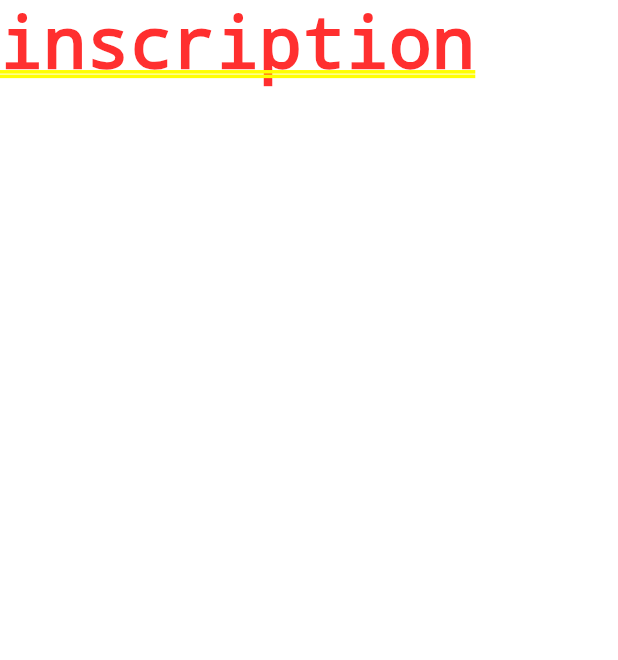
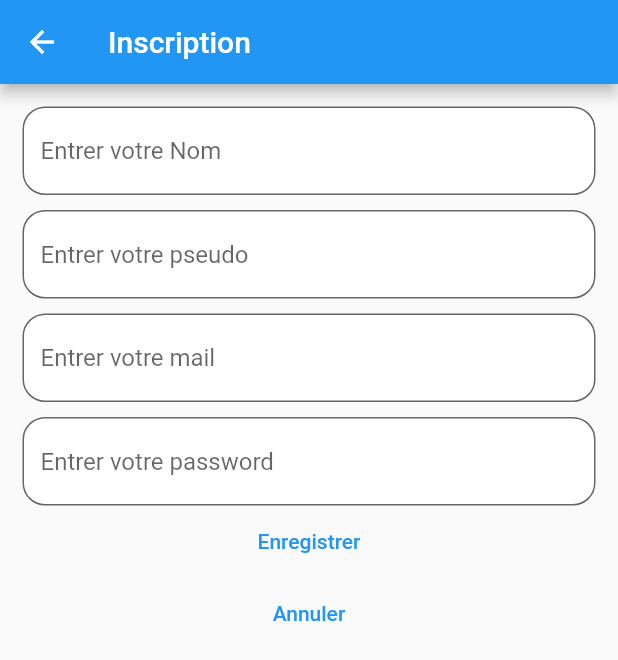
Before and after one commit to laulau-tlj/finalflutterapp, a Flutter app: the screen it shows after launch, after a tap on "Inscription", on a phone screen of 412 x 824 dp. Shown: the top 660 px of the screen. Run offline on Flutter 3.47's test engine with Material 2 defaults, Android fonts, the phone set to English and light mode, and no system bars; our stand-ins replace cloud_firestore, firebase_auth, firebase_core, firebase_storage, random_string; accounts and stored records are empty.

Commit message:
inscription.dart

```diff
--- a/lib/main.dart
+++ b/lib/main.dart
@@ -1,12 +1,13 @@
 
 import 'dart:io';
-import 'package:finalflutterapp/view/infoPerso.dart';
 import 'package:flutter/cupertino.dart';
 import 'package:flutter/material.dart';
 import 'package:firebase_core/firebase_core.dart';
 import 'firebase_options.dart';
 import 'package:finalflutterapp/services/FirestoreHelper.dart';
 import 'package:finalflutterapp/services/constants.dart';
+import 'package:finalflutterapp/view/DashBoard.dart';
+import 'package:finalflutterapp/view/inscription.dart';
 
 void main() async{
   await WidgetsFlutterBinding.ensureInitialized();
@@ -145,7 +146,7 @@ class _MyHomePageState extends State<MyHomePage> {
               MyAccount = value;
               Navigator.push(context, MaterialPageRoute(
                   builder: (context){
-                    return InfoPerso();//DashBoard(mail: mail,password: password,);
+                    return DashBoard();//DashBoard(mail: mail,password: password,);
                   }
               ));
             }).catchError((onError){
@@ -164,7 +165,7 @@ class _MyHomePageState extends State<MyHomePage> {
             onPressed: (){
               Navigator.push(context, MaterialPageRoute(
                   builder: (context){
-                    return const Text("inscription");//Inscription();
+                    return Inscription();
                   }
               ));
 
--- /dev/null
+++ b/lib/view/inscription.dart
@@ -0,0 +1,129 @@
+import 'package:finalflutterapp/services/FirestoreHelper.dart';
+import 'package:finalflutterapp/services/constants.dart';
+import 'package:flutter/material.dart';
+import 'package:finalflutterapp/view/DashBoard.dart';
+
+class Inscription extends StatefulWidget {
+  @override
+  State<StatefulWidget> createState() {
+    // TODO: implement createState
+    return InscriptionState();
+  }
+}
+
+class InscriptionState extends State<Inscription> {
+  //varibales
+  late String nom;
+  late String pseudo;
+  late String mail;
+  late String password;
+
+  @override
+  Widget build(BuildContext context) {
+    // TODO: implement build
+    return Scaffold(
+        appBar: AppBar(
+          title: const Text("Inscription"),
+        ),
+        body: Padding(child: bodyPage(), padding: const EdgeInsets.all(15)));
+  }
+
+  Widget bodyPage() {
+    return Column(
+      children: [
+        //Nom
+        TextField(
+          onChanged: (value) {
+            setState(() {
+              nom = value;
+            });
+          },
+          decoration: InputDecoration(
+              fillColor: Colors.white,
+              filled: true,
+              hintText: "Entrer votre Nom",
+              border:
+                  OutlineInputBorder(borderRadius: BorderRadius.circular(15))),
+        ),
+        const SizedBox(
+          height: 10,
+        ),
+
+        //Pseudo
+        TextField(
+          onChanged: (value) {
+            setState(() {
+              pseudo = value;
+            });
+          },
+          decoration: InputDecoration(
+              fillColor: Colors.white,
+              filled: true,
+              hintText: "Entrer votre pseudo",
+              border:
+                  OutlineInputBorder(borderRadius: BorderRadius.circular(15))),
+        ),
+        const SizedBox(
+          height: 10,
+        ),
+
+        //mail
+
+        TextField(
+          onChanged: (value) {
+            setState(() {
+              mail = value;
+            });
+          },
+          decoration: InputDecoration(
+              fillColor: Colors.white,
+              filled: true,
+              hintText: "Entrer votre mail",
+              border:
+                  OutlineInputBorder(borderRadius: BorderRadius.circular(15))),
+        ),
+
+        const SizedBox(
+          height: 10,
+        ),
+
+        //password
+
+        TextField(
+          obscureText: true,
+          onChanged: (value) {
+            setState(() {
+              password = value;
+            });
+          },
+          decoration: InputDecoration(
+              fillColor: Colors.white,
+              filled: true,
+              hintText: "Entrer votre password",
+              border:
+                  OutlineInputBorder(borderRadius: BorderRadius.circular(15))),
+        ),
+
+        TextButton(
+            onPressed: () {
+              FirestoreHelper()
+                  .inscription(nom, mail, password, pseudo)
+                  .then((value) {
+                MyAccount = value;
+                Navigator.push(context, MaterialPageRoute(builder: (context) {
+                  return DashBoard();
+                }));
+              });
+            },
+            child: const Text("Enregistrer")),
+        TextButton(
+            onPressed: () {
+              Navigator.pop(context);
+            },
+            child: const Text("Annuler"))
+
+        //bouton de la date de naissance
+      ],
+    );
+  }
+}
--- a/pubspec.yaml
+++ b/pubspec.yaml
@@ -39,6 +39,7 @@ dependencies:
   firebase_storage: ^10.3.6
   firebase_core: ^1.21.0
   file_picker: ^5.0.1
+  random_string: ^2.3.1
 
 dev_dependencies:
   flutter_test:
```
Also changed, not shown: lib/controller/ListAnnonce.dart (added, +31 -0 lines), lib/services/FirestoreHelper.dart (+21 -3 lines), lib/view/AddAnnonce.dart (added, +104 -0 lines), lib/view/DashBoard.dart (added, +58 -0 lines), lib/controller/infoPerso.dart (renamed from lib/view/infoPerso.dart), pubspec.lock.
